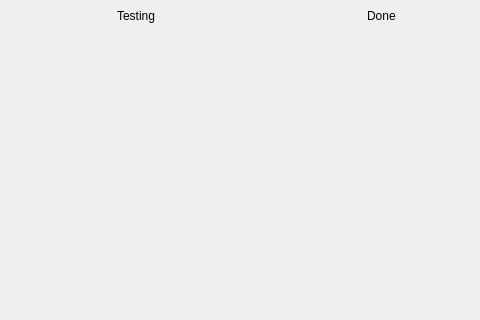
The window that SourceCode/Revelation/Revelation.ui (rhzxg/Revelation) describes before a commit, drawn with Qt 5; both pictures show x 383 to 863 and y 0 to 320 of the 1000 by 500 pixel window.
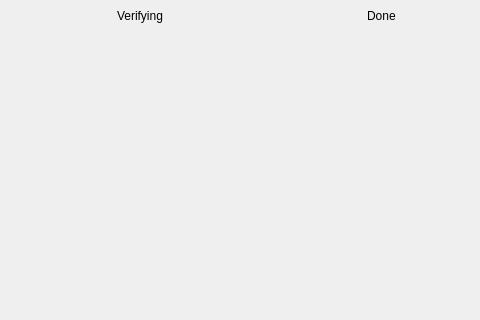
The same window after the commit.

Commit message: change: `Revelation` ui label text change

Patch:
```diff
--- a/SourceCode/Revelation/Revelation.ui
+++ b/SourceCode/Revelation/Revelation.ui
@@ -80,7 +80,7 @@
         </size>
        </property>
        <property name="text">
-        <string>Testing</string>
+        <string>Verifying</string>
        </property>
       </widget>
      </item>
```
Left out of the diff: 4 changed lines with no effect on the pictures. The commit also changes 1 other file.
